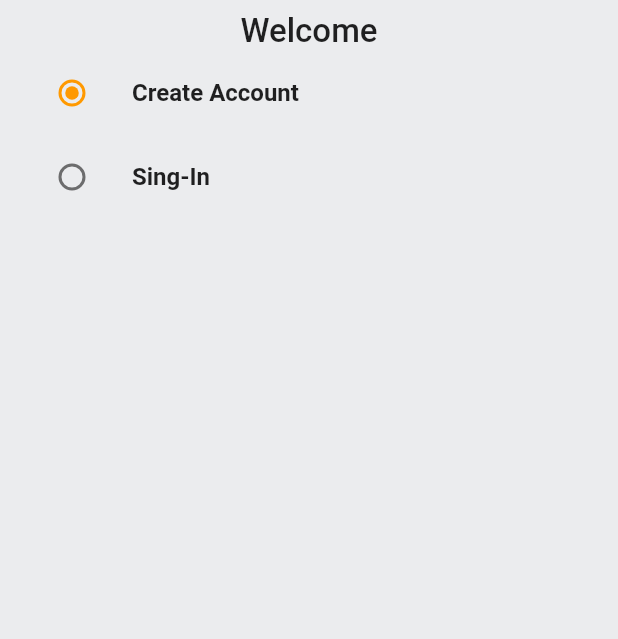
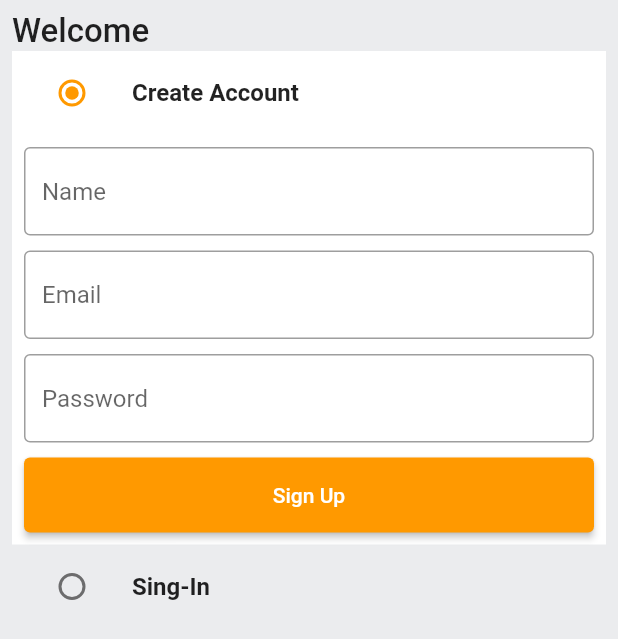
Before and after one commit to shimizu-saffle/flutter-amazon-clone, a Flutter app: the screen it shows after launch, on a phone screen of 412 x 824 dp. Shown: the top 639 px of the screen. Run offline on Flutter 3.47's test engine with Material 2 defaults, Android fonts, the phone set to English and light mode, and no system bars; our stand-ins replace flutter_hooks, gap, go_router, hooks_riverpod.

Commit message:
✨feat: create AuthPage UI

```diff
--- /dev/null
+++ b/lib/common/widgets/custom_button.dart
@@ -0,0 +1,26 @@
+import 'package:flutter/material.dart';
+
+class CustomButton extends StatelessWidget {
+  const CustomButton({
+    super.key,
+    required this.onPressed,
+    required this.text,
+  });
+
+  final VoidCallback? onPressed;
+  final String text;
+
+  @override
+  Widget build(BuildContext context) {
+    return ElevatedButton(
+      onPressed: onPressed,
+      style: ElevatedButton.styleFrom(
+        minimumSize: const Size(
+          double.infinity,
+          50,
+        ),
+      ),
+      child: Text(text),
+    );
+  }
+}
--- /dev/null
+++ b/lib/common/widgets/custom_text_field.dart
@@ -0,0 +1,31 @@
+import 'package:flutter/material.dart';
+
+class CustomTextField extends StatelessWidget {
+  const CustomTextField({
+    super.key,
+    required this.controller,
+    required this.hintText,
+  });
+  final TextEditingController controller;
+  final String hintText;
+
+  @override
+  Widget build(BuildContext context) {
+    return TextFormField(
+      controller: controller,
+      decoration: InputDecoration(
+        hintText: hintText,
+        border: const OutlineInputBorder(
+          borderSide: BorderSide(
+            color: Colors.black38,
+          ),
+        ),
+        enabledBorder: const OutlineInputBorder(
+          borderSide: BorderSide(
+            color: Colors.black38,
+          ),
+        ),
+      ),
+    );
+  }
+}
--- a/lib/features/auth/pages/auth_page.dart
+++ b/lib/features/auth/pages/auth_page.dart
@@ -1,7 +1,10 @@
 import 'package:flutter/material.dart';
 import 'package:flutter_hooks/flutter_hooks.dart';
+import 'package:gap/gap.dart';
 import 'package:hooks_riverpod/hooks_riverpod.dart';
 
+import '../../../common/widgets/custom_button.dart';
+import '../../../common/widgets/custom_text_field.dart';
 import '../../../constants/global_variables.dart';
 
 enum Auth {
@@ -10,19 +13,32 @@ enum Auth {
 }
 
 class AuthPage extends HookConsumerWidget {
-  const AuthPage({super.key});
+  AuthPage({super.key});
   static const routeName = 'auth';
   static const routePath = '/';
+  final signUpFormKey = GlobalKey<FormState>();
+  final signInFormKey = GlobalKey<FormState>();
 
   @override
   Widget build(BuildContext context, WidgetRef ref) {
     final auth = useState<Auth>(Auth.signUp);
+    final emailController = useTextEditingController();
+    final passwordController = useTextEditingController();
+    final nameController = useTextEditingController();
+
+    useEffect(
+      () {
+        return null;
+      },
+    );
+
     return Scaffold(
       backgroundColor: greyBackgroundCOlor,
       body: SafeArea(
         child: Padding(
           padding: const EdgeInsets.all(8),
           child: Column(
+            crossAxisAlignment: CrossAxisAlignment.start,
             children: [
               const Text(
                 'Welcome',
@@ -32,6 +48,9 @@ class AuthPage extends HookConsumerWidget {
                 ),
               ),
               ListTile(
+                tileColor: auth.value == Auth.signUp
+                    ? backgroundColor
+                    : greyBackgroundCOlor,
                 title: const Text(
                   'Create Account',
                   style: TextStyle(fontWeight: FontWeight.bold),
@@ -43,7 +62,41 @@ class AuthPage extends HookConsumerWidget {
                   onChanged: (Auth? value) => auth.value = value!,
                 ),
               ),
+              if (auth.value == Auth.signUp)
+                Container(
+                  padding: const EdgeInsets.all(8),
+                  color: backgroundColor,
+                  child: Form(
+                    key: signUpFormKey,
+                    child: Column(
+                      children: [
+                        CustomTextField(
+                          controller: nameController,
+                          hintText: 'Name',
+                        ),
+                        const Gap(10),
+                        CustomTextField(
+                          controller: emailController,
+                          hintText: 'Email',
+                        ),
+                        const Gap(10),
+                        CustomTextField(
+                          controller: passwordController,
+                          hintText: 'Password',
+                        ),
+                        const Gap(10),
+                        CustomButton(
+                          onPressed: () {},
+                          text: 'Sign Up',
+                        ),
+                      ],
+                    ),
+                  ),
+                ),
               ListTile(
+                tileColor: auth.value == Auth.signIn
+                    ? backgroundColor
+                    : greyBackgroundCOlor,
                 title: const Text(
                   'Sing-In',
                   style: TextStyle(fontWeight: FontWeight.bold),
@@ -55,6 +108,33 @@ class AuthPage extends HookConsumerWidget {
                   onChanged: (Auth? value) => auth.value = value!,
                 ),
               ),
+              if (auth.value == Auth.signIn)
+                Container(
+                  padding: const EdgeInsets.all(8),
+                  color: backgroundColor,
+                  child: Form(
+                    key: signUpFormKey,
+                    child: Column(
+                      children: [
+                        const Gap(10),
+                        CustomTextField(
+                          controller: emailController,
+                          hintText: 'Email',
+                        ),
+                        const Gap(10),
+                        CustomTextField(
+                          controller: passwordController,
+                          hintText: 'Password',
+                        ),
+                        const Gap(10),
+                        CustomButton(
+                          onPressed: () {},
+                          text: 'Sign In',
+                        ),
+                      ],
+                    ),
+                  ),
+                ),
             ],
           ),
         ),
--- a/lib/go_router.dart
+++ b/lib/go_router.dart
@@ -13,7 +13,7 @@ final goRouterProvider = Provider<GoRouter>(
           name: AuthPage.routeName,
           pageBuilder: (context, state) => MaterialPage(
             key: state.pageKey,
-            child: const AuthPage(),
+            child: AuthPage(),
           ),
         ),
       ],
```
